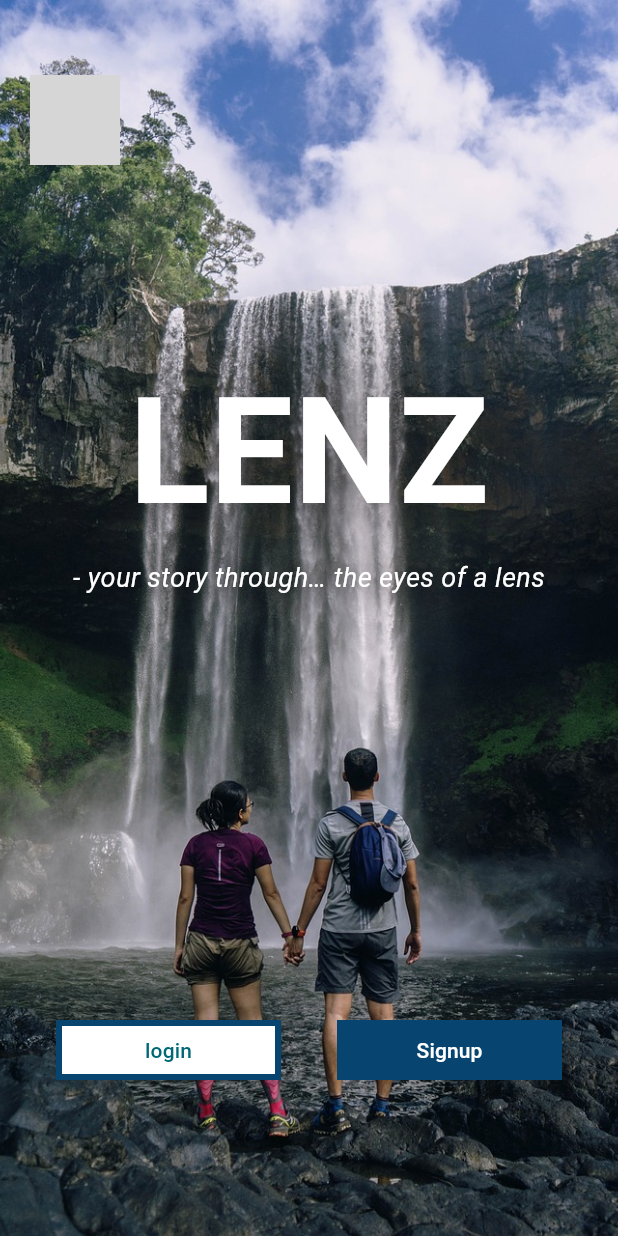
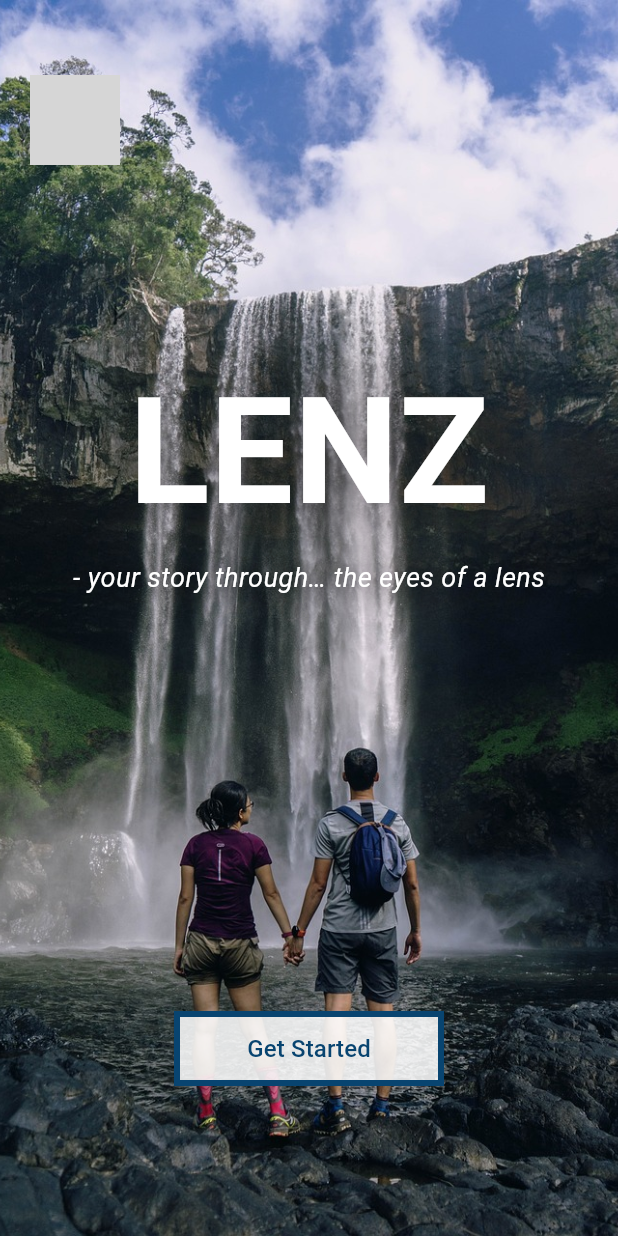
Before and after one commit to bradmasy/LENZ-ANDROID, a Flutter app: the screen it shows after launch, on a phone screen of 412 x 824 dp. Run offline on Flutter 3.47's test engine with Material 2 defaults, Android fonts, the phone set to English and light mode, and no system bars; our stand-ins replace dio, easy_splash_screen, go_router; network calls fail; grey boxes are pictures that could not be loaded.

Commit message:
update design for landing page

```diff
--- a/lib/homepage.dart
+++ b/lib/homepage.dart
@@ -99,42 +99,50 @@ class _MyHomePageState extends State<MyHomePage> {
               mainAxisAlignment: MainAxisAlignment.spaceEvenly,
               children: [
                 SizedBox(
-                  width: 150,
+                  width: 180,
+                  height: 50,
                   child: OutlinedButton(
                       style: OutlinedButton.styleFrom(
                         shape: RoundedRectangleBorder(
                           borderRadius: BorderRadius.circular(0.0),
                         ),
-                        backgroundColor: Colors.white,
+                        backgroundColor: Color(0xddffffff),
                         side: const BorderSide(
                             color: Color(0xff084470),
                             width: 4
                         ),
                       ),
                       onPressed: () => context.push(AuthRoutes.login.path),
-                      child: const Text('login')),
-                ),
-                SizedBox(
-                  width: 150,
-                  child: OutlinedButton(
-                      style: OutlinedButton.styleFrom(
-                        shape: RoundedRectangleBorder(
-                          borderRadius: BorderRadius.circular(0.0),
-                        ),
-                        backgroundColor: Color(0xff084470),
-                        side: const BorderSide(
-                            color: Color(0xff084470),
-                            width: 4
+                      child: const Text('Get Started',
+                        style: TextStyle(
+                          color: Color(0xff084470),
+                          fontSize: 16,
                         ),
                       ),
-                      onPressed: () => context.push(AuthRoutes.signup.path),
-                      child: const Text('Signup',
-                        style: TextStyle(
-                          color: Colors.white,
-                        ),
-                      )
+
                   ),
                 ),
+                // SizedBox(
+                //   width: 150,
+                //   child: OutlinedButton(
+                //       style: OutlinedButton.styleFrom(
+                //         shape: RoundedRectangleBorder(
+                //           borderRadius: BorderRadius.circular(0.0),
+                //         ),
+                //         backgroundColor: Color(0xff084470),
+                //         side: const BorderSide(
+                //             color: Color(0xff084470),
+                //             width: 4
+                //         ),
+                //       ),
+                //       onPressed: () => context.push(AuthRoutes.signup.path),
+                //       child: const Text('Create Account',
+                //         style: TextStyle(
+                //           color: Colors.white,
+                //         ),
+                //       )
+                //   ),
+                // ),
               ],
             ),
             const SizedBox(
```
